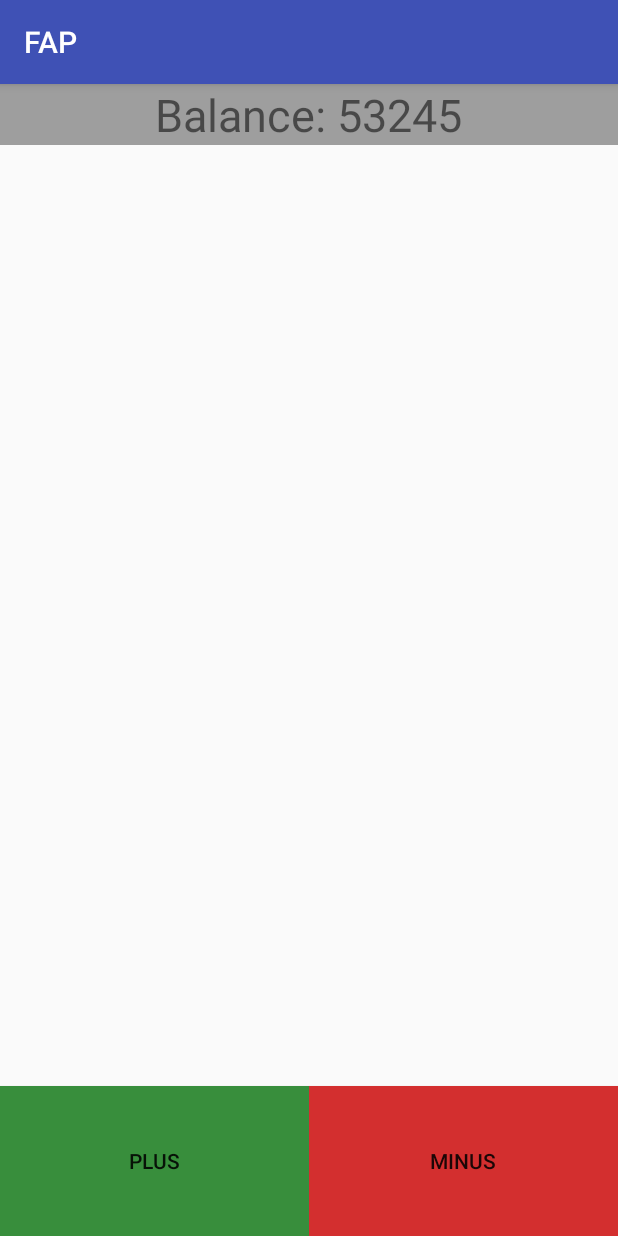
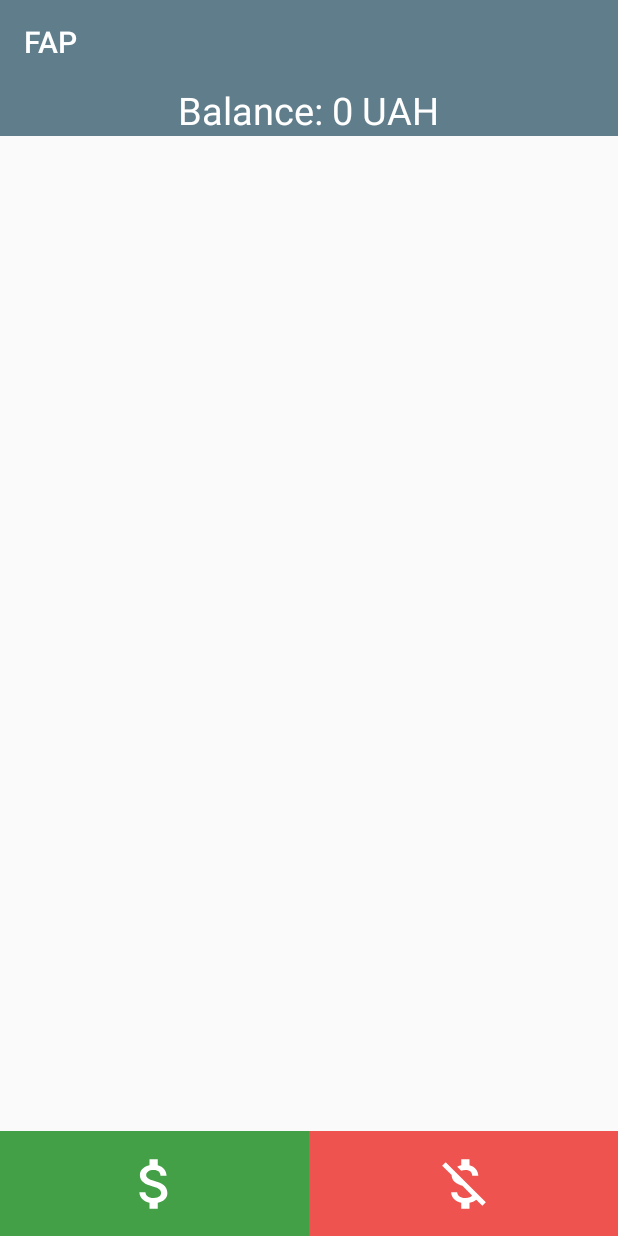
Before and after one commit to YaDaniil/FAP, an Android app: the screen it shows after launch (MainActivity), on a phone screen of 412 x 824 dp. Run offline under Robolectric (Android 15) with nearby library versions, the phone set to English and light mode, and no system bars; libraries missing offline, so code that uses them is left out: com.orm; 7 statements that could not run were skipped.

Commit message:
Fixes known bugs and cosmetic improvements

```diff
--- a/app/src/main/java/com/yadaniil/fap/MainActivity.java
+++ b/app/src/main/java/com/yadaniil/fap/MainActivity.java
@@ -3,6 +3,7 @@ package com.yadaniil.fap;
 import android.content.Context;
 import android.content.DialogInterface;
 import android.database.sqlite.SQLiteException;
+import android.media.Image;
 import android.support.v7.app.AlertDialog;
 import android.support.v7.app.AppCompatActivity;
 import android.os.Bundle;
@@ -14,7 +15,9 @@ import android.view.View;
 import android.view.inputmethod.InputMethodManager;
 import android.widget.Button;
 import android.widget.EditText;
+import android.widget.ImageButton;
 import android.widget.TextView;
+import android.widget.Toast;
 
 import com.yadaniil.fap.db.Record;
 
@@ -25,8 +28,8 @@ import java.util.List;
 
 public class MainActivity extends AppCompatActivity {
 
-    private Button plusButton;
-    private Button minusButton;
+    private ImageButton plusButton;
+    private ImageButton minusButton;
     private TextView balanceTextView;
     private RecyclerView recordsRecyclerView;
 
@@ -67,7 +70,6 @@ public class MainActivity extends AppCompatActivity {
     }
 
     private void showAlertDialogWithEditText(final boolean isPlus, final boolean isBalanceAsking) {
-        final AlertDialog.Builder builder = new AlertDialog.Builder(this);
         String title;
         if(isBalanceAsking) {
             title = getString(R.string.balance_asking);
@@ -75,11 +77,9 @@ public class MainActivity extends AppCompatActivity {
             title = isPlus ? getString(R.string.input_your_income)
                     : getString(R.string.input_your_costs);
         }
-        builder.setTitle(title);
 
         LayoutInflater layoutInflater = this.getLayoutInflater();
         View dialogView = layoutInflater.inflate(R.layout.dialog_change_balance, null);
-        builder.setView(dialogView);
 
         final EditText amountEditText = (EditText) dialogView.findViewById(R.id.dialog_amount_edit_text);
         final EditText descriptionEditText = (EditText) dialogView.findViewById(R.id.dialog_description_edit_text);
@@ -91,30 +91,42 @@ public class MainActivity extends AppCompatActivity {
 
         showKeyboard(amountEditText);
 
-        final AlertDialog alertDialog = builder.create();
+        final AlertDialog dialog = new AlertDialog.Builder(this)
+                .setView(dialogView)
+                .setTitle(title)
+                .setPositiveButton(getString(R.string.ok), null)
+                .setNegativeButton(getString(R.string.cancel), null)
+                .create();
 
-        builder.setPositiveButton(getString(R.string.ok), new DialogInterface.OnClickListener() {
+        dialog.setOnShowListener(new DialogInterface.OnShowListener() {
             @Override
-            public void onClick(DialogInterface dialogInterface, int i) {
+            public void onShow(DialogInterface dialogInterface) {
+                Button button = dialog.getButton(AlertDialog.BUTTON_POSITIVE);
+                button.setOnClickListener(new View.OnClickListener() {
+                    @Override
+                    public void onClick(View view) {
+                        if(amountEditText.getText().toString().equals("")) {
+                            Toast.makeText(getApplicationContext(),
+                                    getString(R.string.wrong_amount_input_toast), Toast.LENGTH_SHORT).show();
+                            return;
+                        } else {
                             if(isBalanceAsking) {
                                 String amount = amountEditText.getText().toString();
                                 SharedPrefHelper.getInstance().setBalance(amount);
                                 setBalanceTextView(amount);
+                                dialog.dismiss();
                             } else {
                                 saveAndProcessAmount(amountEditText.getText().toString(),
                                         descriptionEditText.getText().toString(), isPlus);
+                                dialog.dismiss();
+                            }
                         }
                     }
                 });
-
-        builder.setNegativeButton(getString(R.string.cancel), new DialogInterface.OnClickListener() {
-            @Override
-            public void onClick(DialogInterface dialogInterface, int i) {
-                alertDialog.cancel();
             }
         });
 
-        builder.show();
+        dialog.show();
     }
 
     private void showKeyboard(final EditText editText) {
@@ -140,10 +152,11 @@ public class MainActivity extends AppCompatActivity {
     }
 
     private void initViews() {
-        plusButton = (Button) findViewById(R.id.plusButton);
-        minusButton= (Button) findViewById(R.id.minusButton);
+        plusButton = (ImageButton) findViewById(R.id.plusButton);
+        minusButton= (ImageButton) findViewById(R.id.minusButton);
         balanceTextView = (TextView) findViewById(R.id.balanceTextView);
         recordsRecyclerView = (RecyclerView) findViewById(R.id.recordsRecyclerView);
+        getSupportActionBar().setElevation(0);
     }
 
 
--- a/app/src/main/java/com/yadaniil/fap/RecordsAdapter.java
+++ b/app/src/main/java/com/yadaniil/fap/RecordsAdapter.java
@@ -43,7 +43,7 @@ public class RecordsAdapter extends RecyclerView.Adapter {
 
         recordHolder.description.setText(record.getDescription());
 
-        String dateString = new SimpleDateFormat("HH:mm dd-MM-yyyy").format(record.getDate());
+        String dateString = new SimpleDateFormat("HH:mm\ndd-MM-yyyy").format(record.getDate());
         recordHolder.date.setText(dateString);
     }
 
--- /dev/null
+++ b/app/src/main/res/drawable/ic_attach_money_black_24dp.xml
@@ -0,0 +1,9 @@
+<vector xmlns:android="http://schemas.android.com/apk/res/android"
+        android:width="44dp"
+        android:height="44dp"
+        android:viewportWidth="24.0"
+        android:viewportHeight="24.0">
+    <path
+        android:fillColor="#FFFFFF"
+        android:pathData="M11.8,10.9c-2.27,-0.59 -3,-1.2 -3,-2.15 0,-1.09 1.01,-1.85 2.7,-1.85 1.78,0 2.44,0.85 2.5,2.1h2.21c-0.07,-1.72 -1.12,-3.3 -3.21,-3.81V3h-3v2.16c-1.94,0.42 -3.5,1.68 -3.5,3.61 0,2.31 1.91,3.46 4.7,4.13 2.5,0.6 3,1.48 3,2.41 0,0.69 -0.49,1.79 -2.7,1.79 -2.06,0 -2.87,-0.92 -2.98,-2.1h-2.2c0.12,2.19 1.76,3.42 3.68,3.83V21h3v-2.15c1.95,-0.37 3.5,-1.5 3.5,-3.55 0,-2.84 -2.43,-3.81 -4.7,-4.4z"/>
+</vector>
--- /dev/null
+++ b/app/src/main/res/drawable/ic_money_off_black_24dp.xml
@@ -0,0 +1,9 @@
+<vector xmlns:android="http://schemas.android.com/apk/res/android"
+        android:width="44dp"
+        android:height="44dp"
+        android:viewportWidth="24.0"
+        android:viewportHeight="24.0">
+    <path
+        android:fillColor="#FFFFFF"
+        android:pathData="M12.5,6.9c1.78,0 2.44,0.85 2.5,2.1h2.21c-0.07,-1.72 -1.12,-3.3 -3.21,-3.81V3h-3v2.16c-0.53,0.12 -1.03,0.3 -1.48,0.54l1.47,1.47c0.41,-0.17 0.91,-0.27 1.51,-0.27zM5.33,4.06L4.06,5.33 7.5,8.77c0,2.08 1.56,3.21 3.91,3.91l3.51,3.51c-0.34,0.48 -1.05,0.91 -2.42,0.91 -2.06,0 -2.87,-0.92 -2.98,-2.1h-2.2c0.12,2.19 1.76,3.42 3.68,3.83V21h3v-2.15c0.96,-0.18 1.82,-0.55 2.45,-1.12l2.22,2.22 1.27,-1.27L5.33,4.06z"/>
+</vector>
--- a/app/src/main/res/layout/activity_main.xml
+++ b/app/src/main/res/layout/activity_main.xml
@@ -10,23 +10,22 @@
         android:layout_width="match_parent"
         android:layout_height="match_parent">
 
-        <Button
+        <ImageButton
             android:layout_width="0dp"
             android:layout_weight="0.5"
             android:layout_height="@dimen/buttonHeight"
             android:layout_gravity="bottom"
-            android:text="@string/plus"
             android:id="@+id/plusButton"
-            android:background="@color/green700"/>
+            android:src="@drawable/ic_attach_money_black_24dp"
+            android:background="@color/green600"/>
 
-        <Button
+        <ImageButton
             android:layout_width="0dp"
             android:layout_weight="0.5"
             android:layout_height="@dimen/buttonHeight"
-            android:text="@string/minus"
-
+            android:src="@drawable/ic_money_off_black_24dp"
             android:id="@+id/minusButton"
-            android:background="@color/red700"
+            android:background="@color/red400"
             android:layout_gravity="bottom"/>
 
 
@@ -36,22 +35,24 @@
         android:layout_width="match_parent"
         android:layout_height="match_parent"
         android:id="@+id/recordsRecyclerView"
-        android:layout_marginBottom="@dimen/recycler_view_bottom_margin"
-        android:layout_marginTop="35dp">
+        android:layout_marginBottom="@dimen/buttonHeight"
+        android:layout_marginTop="30dp">
     </android.support.v7.widget.RecyclerView>
 
     <LinearLayout
         android:layout_width="match_parent"
         android:layout_height="wrap_content"
-        android:background="@color/grey500"
+        android:background="@color/colorPrimary"
         android:gravity="center">
 
         <TextView
             android:layout_width="wrap_content"
             android:layout_height="wrap_content"
             android:id="@+id/balanceTextView"
-            android:text="Balance: 53245"
-            android:textSize="@dimen/balanceHeight" />
+            android:text="Balance: 0 UAH"
+            android:textColor="@android:color/white"
+            android:singleLine="true"
+            android:textSize="@dimen/balanceHeightAndSize" />
     </LinearLayout>
 
 </RelativeLayout>
--- a/app/src/main/res/layout/dialog_change_balance.xml
+++ b/app/src/main/res/layout/dialog_change_balance.xml
@@ -9,6 +9,7 @@
         android:layout_height="wrap_content"
         android:id="@+id/dialog_amount_edit_text"
         android:inputType="numberDecimal"
+        android:maxLength="8"
         android:layout_margin="@dimen/dialog_edit_text_margin"/>
 
     <TextView
@@ -23,7 +24,7 @@
         android:layout_width="match_parent"
         android:layout_height="wrap_content"
         android:id="@+id/dialog_description_edit_text"
-        android:inputType="text"
+        android:inputType="textCapSentences"
         android:layout_margin="@dimen/dialog_edit_text_margin"/>
 
 </LinearLayout>
--- a/app/src/main/res/layout/record_item.xml
+++ b/app/src/main/res/layout/record_item.xml
@@ -13,7 +13,8 @@
             android:id="@+id/date_textView"
             android:text="date"
             android:layout_width="0dp"
-            android:layout_weight="1.5"
+            android:textSize="@dimen/record_text_size"
+            android:layout_weight="2"
             android:layout_height="wrap_content"
             android:layout_margin="@dimen/record_item_textview_margin"/>
 
@@ -28,9 +29,12 @@
         <TextView
             android:layout_width="0dp"
             android:layout_weight="3"
+            android:textSize="@dimen/record_text_size"
+            android:layout_gravity="center"
             android:layout_height="wrap_content"
             android:id="@+id/description_textView"
             android:text="description"
+            android:singleLine="true"
             android:layout_margin="@dimen/record_item_textview_margin"/>
 
 
@@ -45,7 +49,10 @@
             android:layout_width="0dp"
             android:layout_weight="1"
             android:layout_height="wrap_content"
+            android:layout_gravity="center"
+            android:textSize="@dimen/record_text_size"
             android:id="@+id/amount_textView"
+            android:singleLine="true"
             android:text="amount"
             android:layout_margin="@dimen/record_item_textview_margin"/>
 
--- a/app/src/main/res/values/colors.xml
+++ b/app/src/main/res/values/colors.xml
@@ -1,10 +1,12 @@
 <?xml version="1.0" encoding="utf-8"?>
 <resources>
-    <color name="colorPrimary">#3F51B5</color>
-    <color name="colorPrimaryDark">#303F9F</color>
+    <color name="colorPrimary">#607D8B</color>
+    <color name="colorPrimaryDark">#546E7A</color>
     <color name="colorAccent">#FF4081</color>
     <color name="red700">#d32f2f</color>
+    <color name="red400">#EF5350</color>
     <color name="green700">#388E3C</color>
+    <color name="green600">#43A047</color>
     <color name="grey500">#9E9E9E</color>
     <color name="gray_12_dividers">#1e000000</color>
 </resources>
--- a/app/src/main/res/values/dimens.xml
+++ b/app/src/main/res/values/dimens.xml
@@ -2,10 +2,10 @@
     <!-- Default screen margins, per the Android Design guidelines. -->
     <dimen name="activity_horizontal_margin">16dp</dimen>
     <dimen name="activity_vertical_margin">16dp</dimen>
-    <dimen name="buttonHeight">100dp</dimen>
-    <dimen name="balanceHeight">30dp</dimen>
+    <dimen name="buttonHeight">70dp</dimen>
+    <dimen name="balanceHeightAndSize">25dp</dimen>
     <dimen name="record_item_textview_margin">10dp</dimen>
     <dimen name="dialog_edit_text_margin">25dp</dimen>
     <dimen name="text_size_normal">16dp</dimen>
-    <dimen name="recycler_view_bottom_margin">100dp</dimen>
+    <dimen name="record_text_size">17sp</dimen>
 </resources>
--- a/app/src/main/res/values/strings.xml
+++ b/app/src/main/res/values/strings.xml
@@ -10,4 +10,5 @@
     <string name="balance_asking">Please, enter your current UAH balance</string>
     <string name="balance">Balance</string>
     <string name="uah">UAH</string>
+    <string name="wrong_amount_input_toast">Input correct amount</string>
 </resources>
--- a/app/src/main/res/values/styles.xml
+++ b/app/src/main/res/values/styles.xml
@@ -6,6 +6,9 @@
         <item name="colorPrimary">@color/colorPrimary</item>
         <item name="colorPrimaryDark">@color/colorPrimaryDark</item>
         <item name="colorAccent">@color/colorAccent</item>
+
+        <item name="android:windowContentOverlay">@null</item>
+
     </style>
 
 </resources>
```
Also changed, not shown: app/src/main/res/drawable-hdpi/ic_plus.png (added), app/src/main/res/drawable-mdpi/ic_plus.png (added), app/src/main/res/drawable-xhdpi/ic_plus.png (added), app/src/main/res/drawable-xxhdpi/ic_plus.png (added). Lines whose indentation alone changed are shown as unchanged.
